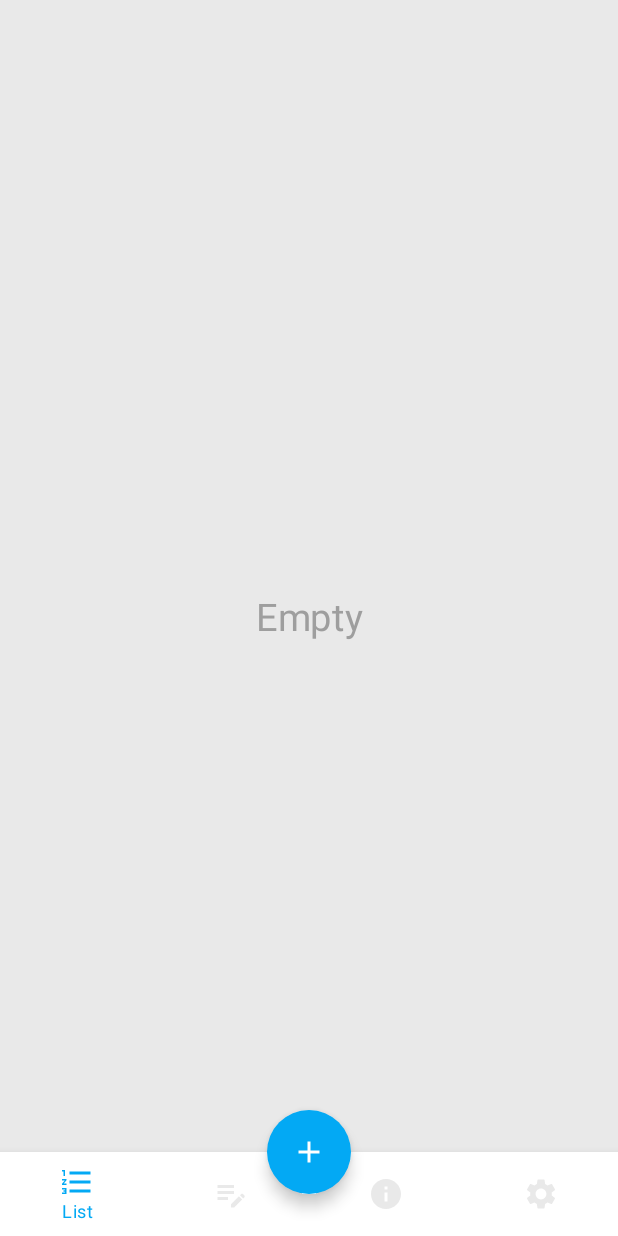
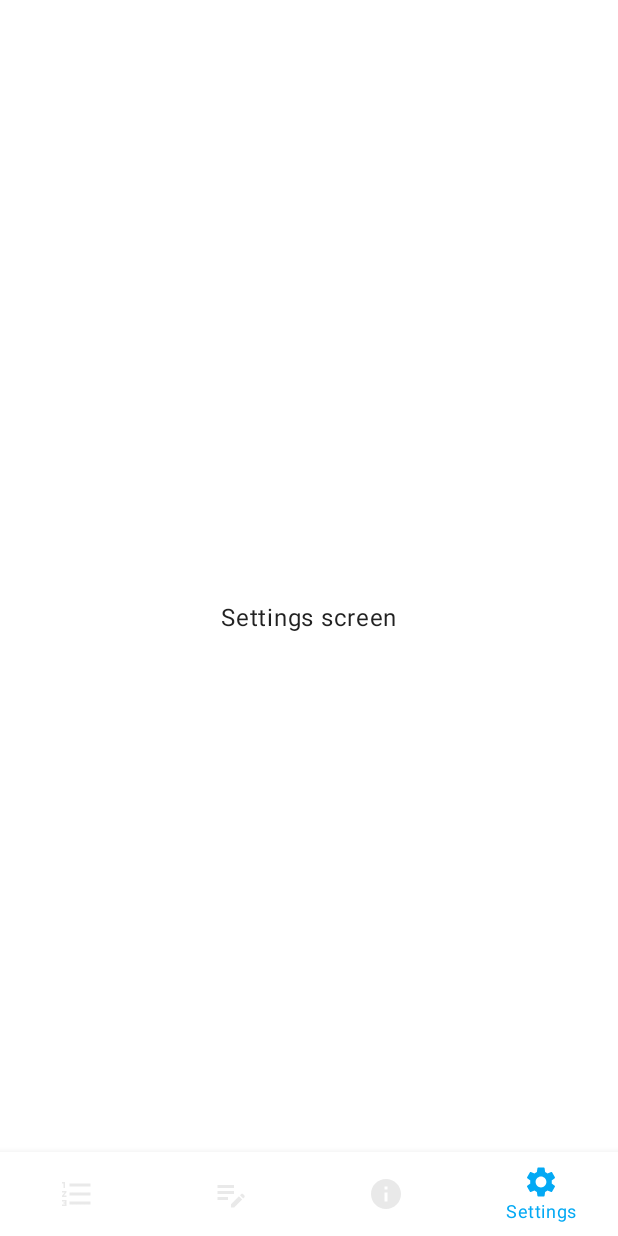
Before and after one commit to GRRais/ShoppingListCompose, an Android app built with Jetpack Compose: the screen it shows after launch (MainActivity), item 4 of the bottom bar chosen, on a phone screen of 412 x 824 dp. Run offline under Robolectric (Android 15) with nearby library versions, the phone set to English and light mode, and no system bars; our stand-ins replace Dagger/Hilt's generated code, Room's generated code.

Commit message:
lesson 33 12.00

```diff
--- a/app/src/main/java/ru/rayanis/shoppinglistcompose/main_screen/MainScreen.kt
+++ b/app/src/main/java/ru/rayanis/shoppinglistcompose/main_screen/MainScreen.kt
@@ -40,9 +40,7 @@ fun MainScreen(
                 is UiEvent.Navigate -> {
                     navController.navigate(uiEvent.route)
                 }
-                else {
-
-                }
+                else -> {}
             }
         }
     }
@@ -50,11 +48,11 @@ fun MainScreen(
     Scaffold(
         bottomBar = {
             BottomNav(currentRoute) {route ->
-
+                viewModel.onEvent(MainScreenEvent.Navigate(route))
             }
         },
         floatingActionButton = {
-            FloatingActionButton(
+            if (viewModel.showFloatingButton.value) FloatingActionButton(
                 onClick = {
                     viewModel.onEvent(MainScreenEvent.OnShowEditDialog)
                 }) {
@@ -69,7 +67,7 @@ fun MainScreen(
         isFloatingActionButtonDocked = true
     ) {
         NavigationGraph(navController) { route ->
-
+            viewModel.onEvent(MainScreenEvent.NavigateMain(route))
         }
         MainDialog(viewModel)
     }
--- a/app/src/main/java/ru/rayanis/shoppinglistcompose/main_screen/MainScreenViewModel.kt
+++ b/app/src/main/java/ru/rayanis/shoppinglistcompose/main_screen/MainScreenViewModel.kt
@@ -12,6 +12,7 @@ import ru.rayanis.shoppinglistcompose.data.ShoppingListRepository
 import ru.rayanis.shoppinglistcompose.dialog.DialogController
 import ru.rayanis.shoppinglistcompose.dialog.DialogEvent
 import ru.rayanis.shoppinglistcompose.shopping_list_screen.ShoppingListEvent
+import ru.rayanis.shoppinglistcompose.utils.Routes
 import ru.rayanis.shoppinglistcompose.utils.UiEvent
 import javax.inject.Inject
 
@@ -32,6 +33,9 @@ class MainScreenViewModel @Inject constructor(
     override var showEditableText = mutableStateOf(true)
         private set
 
+    var showFloatingButton = mutableStateOf(true)
+        private set
+
     fun onEvent(event: MainScreenEvent) {
         when (event) {
             is MainScreenEvent.OnItemSave -> {
@@ -48,9 +52,20 @@ class MainScreenViewModel @Inject constructor(
                     )
                 }
             }
-
             is MainScreenEvent.OnShowEditDialog -> {
                 openDialog.value = true
+            }
+            is MainScreenEvent.Navigate -> {
+                sendUiEvent(UiEvent.Navigate(event.route))
+                showFloatingButton.value = if (event.route == Routes.ABOUT
+                    || event.route == Routes.SETTINGS) {
+                    false
+                } else {
+                    true
+                }
+            }
+            is MainScreenEvent.NavigateMain -> {
+                sendUiEvent(UiEvent.NavigateMain(event.route))
             }
         }
     }
```
Also changed, not shown: app/src/main/java/ru/rayanis/shoppinglistcompose/note_list_screen/UiNoteItem.kt (added, +74 -0 lines).
